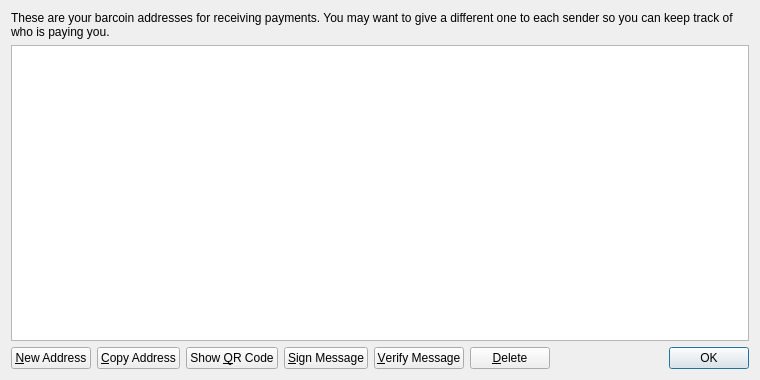
Old version of the form src/qt/forms/addressbookpage.ui in the repository Olliecad1/Olliecoin.
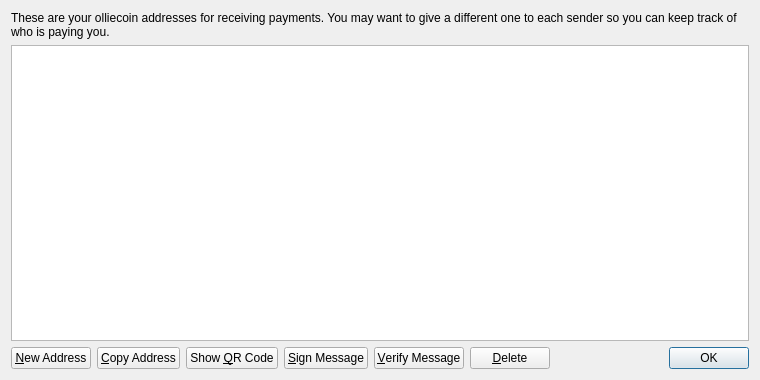
New version of the form. Icons and pictures are not drawn.

The edit to the form file:
```diff
--- a/src/qt/forms/addressbookpage.ui
+++ b/src/qt/forms/addressbookpage.ui
@@ -17,7 +17,7 @@
    <item>
     <widget class="QLabel" name="labelExplanation">
      <property name="text">
-      <string>These are your barcoin addresses for receiving payments. You may want to give a different one to each sender so you can keep track of who is paying you.</string>
+      <string>These are your olliecoin addresses for receiving payments. You may want to give a different one to each sender so you can keep track of who is paying you.</string>
      </property>
      <property name="textFormat">
       <enum>Qt::PlainText</enum>
```
